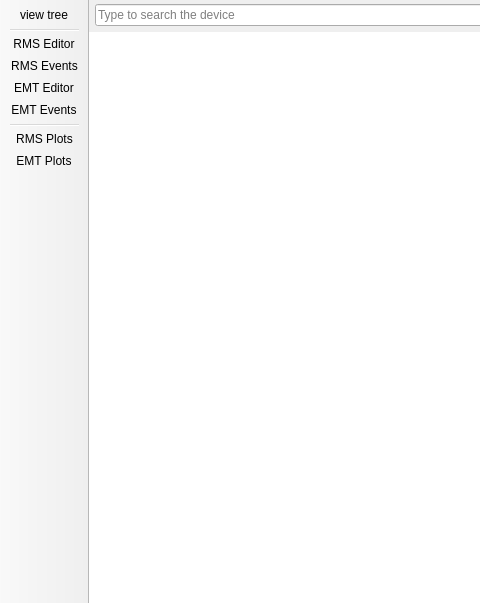
This is src/VeraGrid/Gui/DynamicModelEditor/Workspace/dynamic_editor_workspace.ui in JordiBejarUPC/veragrid-hvdc-bipolar-pfc as Qt 5 draws it before an edit; both pictures show x 0 to 480 and y 0 to 603 of the 1094 by 603 pixel window. The edited form follows.
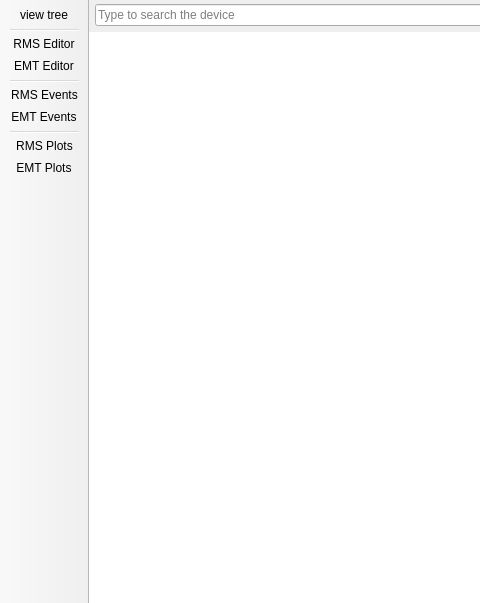
This is the edited form. Icons and pictures are not drawn.

Commit message: updated dyn events page and improved plots page

```diff
--- a/src/VeraGrid/Gui/DynamicModelEditor/Workspace/dynamic_editor_workspace.ui
+++ b/src/VeraGrid/Gui/DynamicModelEditor/Workspace/dynamic_editor_workspace.ui
@@ -146,8 +146,9 @@
    <addaction name="actionview_tree"/>
    <addaction name="separator"/>
    <addaction name="actionRMS_Editor"/>
-   <addaction name="actionRMS_Events"/>
    <addaction name="actionEMT_Editor"/>
+   <addaction name="separator"/>
+   <addaction name="actionRMS_Events"/>
    <addaction name="actionEMT_Events"/>
    <addaction name="separator"/>
    <addaction name="actionRMS_Plots"/>
```
Left out of the diff: 12 changed lines with no effect on the pictures. The commit also changes 15 other files.
